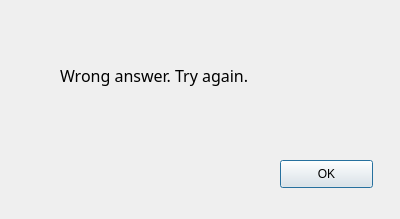
Before: the Qt Designer form dialog.ui in Kalianova/LogicGame, drawn with Qt 5.
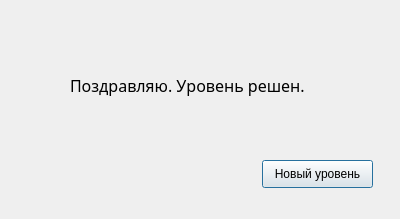
After: the same form once the commit is applied.

The edit to the form file:
```diff
--- a/dialog.ui
+++ b/dialog.ui
@@ -16,8 +16,8 @@
   <widget class="QLabel" name="label">
    <property name="geometry">
     <rect>
-     <x>60</x>
-     <y>50</y>
+     <x>70</x>
+     <y>60</y>
      <width>291</width>
      <height>51</height>
     </rect>
@@ -29,20 +29,20 @@
     </font>
    </property>
    <property name="text">
-    <string>Wrong answer. Try again.</string>
+    <string>Поздравляю. Уровень решен. </string>
    </property>
   </widget>
   <widget class="QPushButton" name="pushButton">
    <property name="geometry">
     <rect>
-     <x>280</x>
+     <x>262</x>
      <y>160</y>
-     <width>93</width>
+     <width>111</width>
      <height>28</height>
     </rect>
    </property>
    <property name="text">
-    <string>OK</string>
+    <string>Новый уровень</string>
    </property>
   </widget>
  </widget>
```
